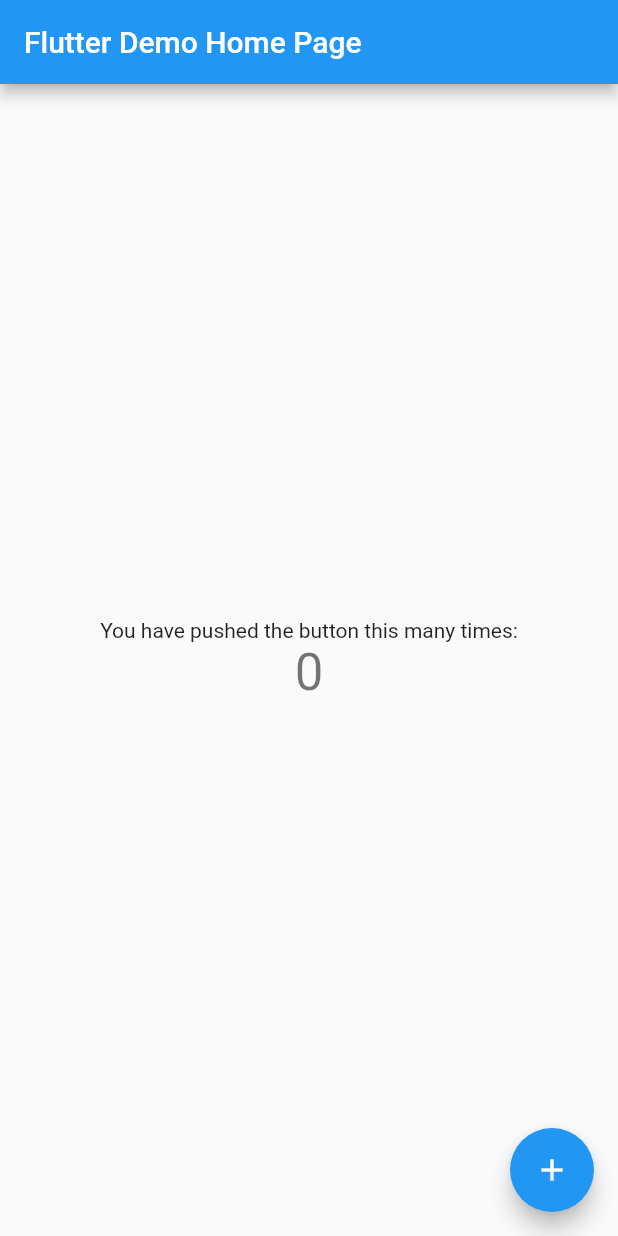
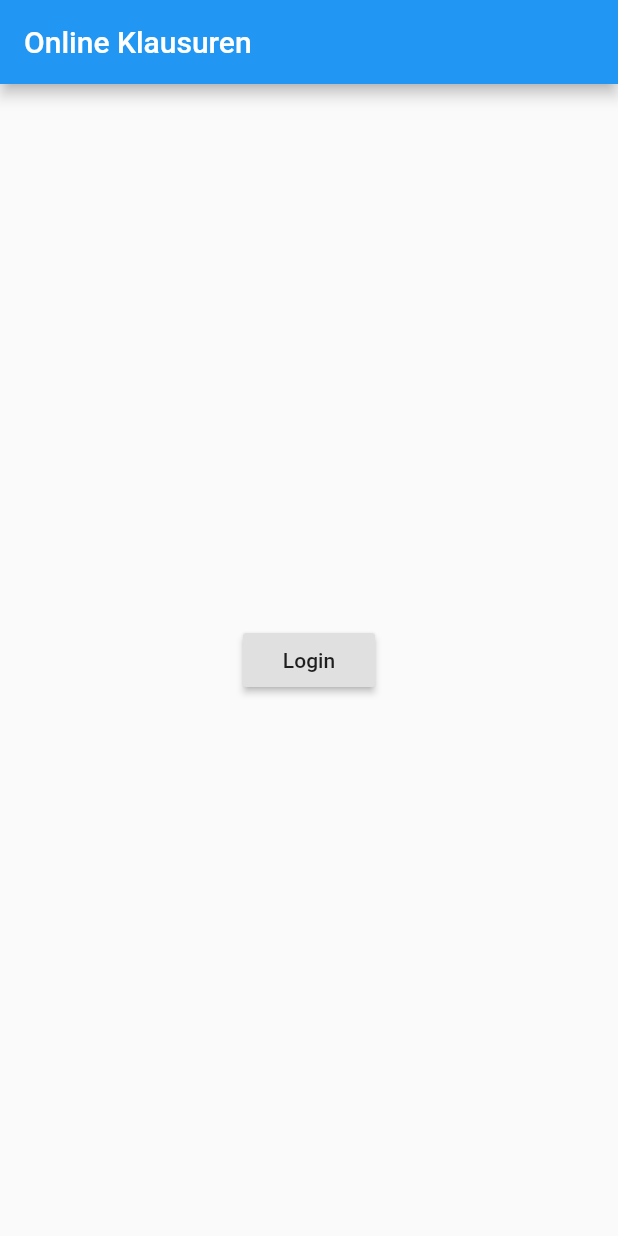
Before and after one commit to Jugendhackt/online-klausuren, a Flutter app: the screen it shows after launch, on a phone screen of 412 x 824 dp. Run offline on Flutter 3.47's test engine with Material 2 defaults, Android fonts, the phone set to English and light mode, and no system bars.

Commit message:
Token Eingabe

```diff
--- a/frontend/lib/main.dart
+++ b/frontend/lib/main.dart
@@ -1,113 +1,74 @@
 import 'package:flutter/material.dart';
 
 void main() {
-  runApp(MyApp());
+  runApp(
+    MaterialApp(
+      title: 'Online Klausuren',
+      home: HomePage(),
+    ),
+  );
 }
 
-class MyApp extends StatelessWidget {
-  // This widget is the root of your application.
+class HomePage extends StatefulWidget {
   @override
-  Widget build(BuildContext context) {
-    return MaterialApp(
-      title: 'Flutter Demo',
-      theme: ThemeData(
-        // This is the theme of your application.
-        //
-        // Try running your application with "flutter run". You'll see the
-        // application has a blue toolbar. Then, without quitting the app, try
-        // changing the primarySwatch below to Colors.green and then invoke
-        // "hot reload" (press "r" in the console where you ran "flutter run",
-        // or simply save your changes to "hot reload" in a Flutter IDE).
-        // Notice that the counter didn't reset back to zero; the application
-        // is not restarted.
-        primarySwatch: Colors.blue,
-      ),
-      home: MyHomePage(title: 'Flutter Demo Home Page'),
-    );
-  }
+  _HomePageState createState() => _HomePageState();
 }
 
-class MyHomePage extends StatefulWidget {
-  MyHomePage({Key key, this.title}) : super(key: key);
-
-  // This widget is the home page of your application. It is stateful, meaning
-  // that it has a State object (defined below) that contains fields that affect
-  // how it looks.
-
-  // This class is the configuration for the state. It holds the values (in this
-  // case the title) provided by the parent (in this case the App widget) and
-  // used by the build method of the State. Fields in a Widget subclass are
-  // always marked "final".
-
-  final String title;
+class _HomePageState extends State<HomePage> {
+  String bearerToken;
 
   @override
-  _MyHomePageState createState() => _MyHomePageState();
-}
-
-class _MyHomePageState extends State<MyHomePage> {
-  int _counter = 0;
-
-  void _incrementCounter() {
-    setState(() {
-      // This call to setState tells the Flutter framework that something has
-      // changed in this State, which causes it to rerun the build method below
-      // so that the display can reflect the updated values. If we changed
-      // _counter without calling setState(), then the build method would not be
-      // called again, and so nothing would appear to happen.
-      _counter++;
-    });
+  void initState() {
+    super.initState();
   }
 
   @override
   Widget build(BuildContext context) {
-    // This method is rerun every time setState is called, for instance as done
-    // by the _incrementCounter method above.
-    //
-    // The Flutter framework has been optimized to make rerunning build methods
-    // fast, so that you can just rebuild anything that needs updating rather
-    // than having to individually change instances of widgets.
     return Scaffold(
       appBar: AppBar(
-        // Here we take the value from the MyHomePage object that was created by
-        // the App.build method, and use it to set our appbar title.
-        title: Text(widget.title),
+        title: Text('Online Klausuren'),
       ),
-      body: Center(
-        // Center is a layout widget. It takes a single child and positions it
-        // in the middle of the parent.
-        child: Column(
-          // Column is also a layout widget. It takes a list of children and
-          // arranges them vertically. By default, it sizes itself to fit its
-          // children horizontally, and tries to be as tall as its parent.
-          //
-          // Invoke "debug painting" (press "p" in the console, choose the
-          // "Toggle Debug Paint" action from the Flutter Inspector in Android
-          // Studio, or the "Toggle Debug Paint" command in Visual Studio Code)
-          // to see the wireframe for each widget.
-          //
-          // Column has various properties to control how it sizes itself and
-          // how it positions its children. Here we use mainAxisAlignment to
-          // center the children vertically; the main axis here is the vertical
-          // axis because Columns are vertical (the cross axis would be
-          // horizontal).
-          mainAxisAlignment: MainAxisAlignment.center,
-          children: <Widget>[
-            Text(
-              'You have pushed the button this many times:',
+      body: bearerToken == null
+          ? Center(
+              child: RaisedButton(
+                onPressed: () {
+                  var ctrl = TextEditingController();
+                  showDialog(
+                    context: context,
+                    builder: (context) => AlertDialog(
+                      title: Text('Dein Token?'),
+                      content: TextField(
+                        controller: ctrl,
+                        decoration: InputDecoration(
+                          border: OutlineInputBorder(),
+                        ),
+                      ),
+                      actions: <Widget>[
+                        FlatButton(
+                          onPressed: () {
+                            Navigator.of(context).pop();
+                          },
+                          child: Text('Abbrechen'),
+                        ),
+                        FlatButton(
+                          onPressed: () {
+                            Navigator.of(context).pop();
+                            setState(() {
+                              bearerToken = ctrl.text;
+                            });
+                          },
+                          child: Text('Login'),
+                        ),
+                      ],
+                    ),
+                  );
+                },
+                child: Text('Login'),
+              ),
+            )
+          : Center(
+              child: Text('Dein Token: $bearerToken'),
             ),
-            Text(
-              '$_counter',
-              style: Theme.of(context).textTheme.headline4,
-            ),
-          ],
-        ),
-      ),
-      floatingActionButton: FloatingActionButton(
-        onPressed: _incrementCounter,
-        tooltip: 'Increment',
-        child: Icon(Icons.add),
-      ), // This trailing comma makes auto-formatting nicer for build methods.
     );
   }
 }
```
Also changed, not shown: frontend/pubspec.lock, 1 other file.
